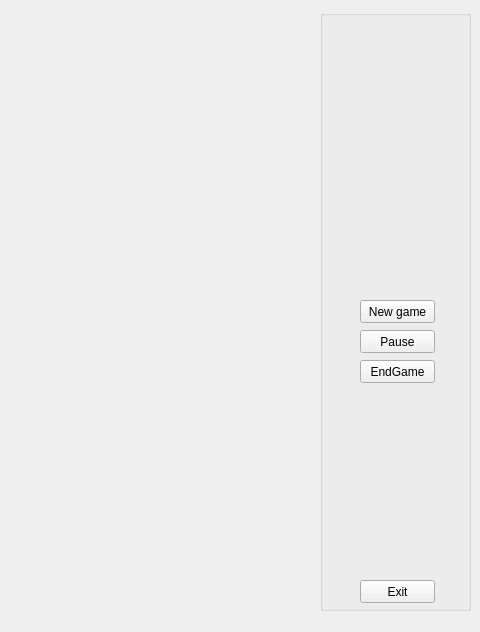
The window that mainwindow.ui (kverhun/tetris) describes before a commit, drawn with Qt 5.
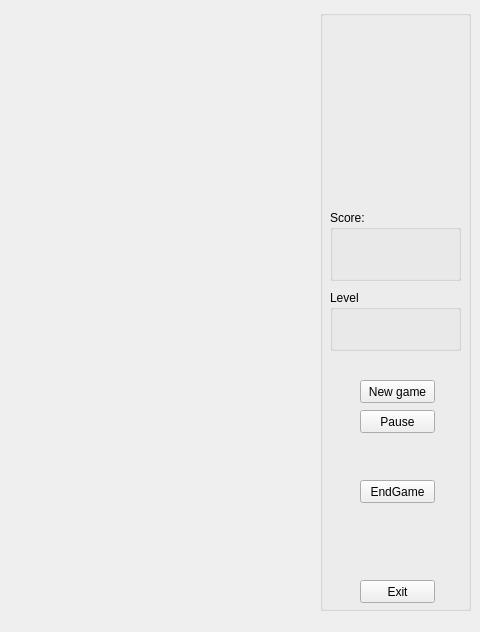
The same window after the commit.

Commit message: run logic, points, levels

The edit to the form file:
```diff
--- a/mainwindow.ui
+++ b/mainwindow.ui
@@ -30,7 +30,7 @@
      <property name="geometry">
       <rect>
        <x>40</x>
-       <y>290</y>
+       <y>370</y>
        <width>75</width>
        <height>23</height>
       </rect>
@@ -43,7 +43,7 @@
      <property name="geometry">
       <rect>
        <x>40</x>
-       <y>320</y>
+       <y>400</y>
        <width>75</width>
        <height>23</height>
       </rect>
@@ -56,7 +56,7 @@
      <property name="geometry">
       <rect>
        <x>40</x>
-       <y>350</y>
+       <y>470</y>
        <width>75</width>
        <height>23</height>
       </rect>
@@ -78,6 +78,71 @@
       <string>Exit</string>
      </property>
     </widget>
+    <widget class="QGroupBox" name="groupBox">
+     <property name="geometry">
+      <rect>
+       <x>10</x>
+       <y>200</y>
+       <width>131</width>
+       <height>71</height>
+      </rect>
+     </property>
+     <property name="title">
+      <string>Score:</string>
+     </property>
+     <widget class="QLabel" name="scoreLabel">
+      <property name="geometry">
+       <rect>
+        <x>10</x>
+        <y>20</y>
+        <width>111</width>
+        <height>41</height>
+       </rect>
+      </property>
+      <property name="font">
+       <font>
+        <family>Snap ITC</family>
+        <pointsize>14</pointsize>
+        <italic>false</italic>
+        <kerning>false</kerning>
+       </font>
+      </property>
+      <property name="text">
+       <string/>
+      </property>
+     </widget>
+    </widget>
+    <widget class="QGroupBox" name="groupBox_2">
+     <property name="geometry">
+      <rect>
+       <x>10</x>
+       <y>280</y>
+       <width>131</width>
+       <height>61</height>
+      </rect>
+     </property>
+     <property name="title">
+      <string>Level</string>
+     </property>
+     <widget class="QLabel" name="levelLable">
+      <property name="geometry">
+       <rect>
+        <x>50</x>
+        <y>20</y>
+        <width>46</width>
+        <height>21</height>
+       </rect>
+      </property>
+      <property name="font">
+       <font>
+        <pointsize>14</pointsize>
+       </font>
+      </property>
+      <property name="text">
+       <string/>
+      </property>
+     </widget>
+    </widget>
    </widget>
   </widget>
   <widget class="QMenuBar" name="menuBar">
```
The commit also changes 14 other files.
